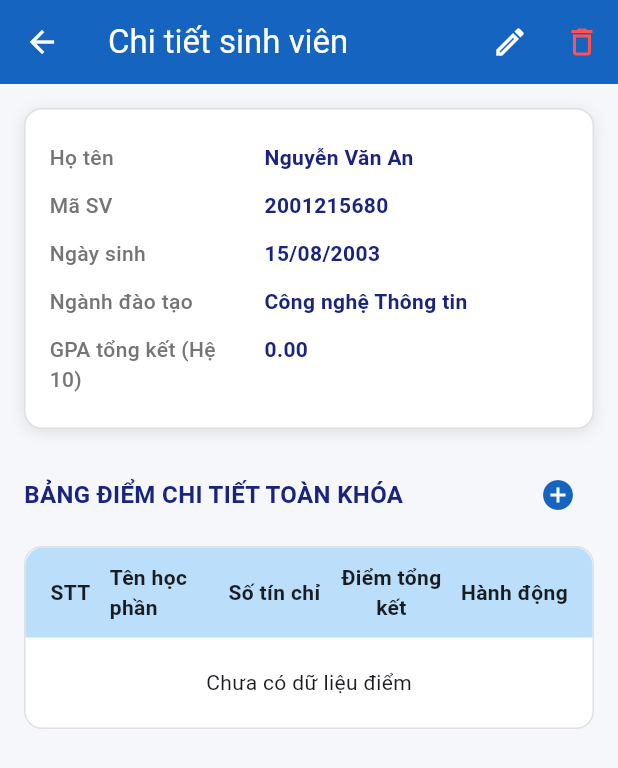
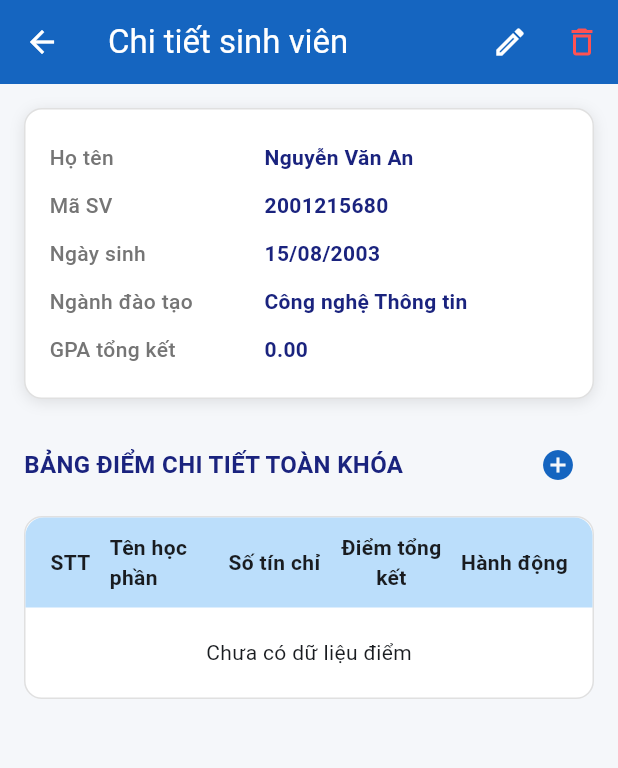
Before and after one commit to thanhtung111205/ThucHanhSo5_G12, a Flutter app: the screen it shows after launch, after a tap on an icon or button, on a phone screen of 412 x 824 dp. Shown: the top 768 px of the screen. Run offline on Flutter 3.47's test engine with Material 3 defaults, Android fonts, the phone set to English and light mode, and no system bars; our stand-ins replace cloud_firestore, firebase_core; accounts and stored records are empty.

Commit message:
fix: logic tính gpa hệ 4, lỗi fe filterbar, logic filter gpa

```diff
--- a/lib/providers/gpa_provider.dart
+++ b/lib/providers/gpa_provider.dart
@@ -2,6 +2,7 @@ import 'package:flutter/material.dart';
 import '../models/subject.dart';
 import '../models/student.dart';
 import 'student_provider.dart';
+import '../utils/gpa_calculator.dart';
 
 class GpaProvider with ChangeNotifier {
   // Map lưu trữ danh sách môn học theo ID sinh viên để quản lý state cục bộ
@@ -21,7 +22,7 @@ class GpaProvider with ChangeNotifier {
     final subjects = getSubjects(student);
     if (subjects.isEmpty) return 0.0;
 
-    double totalPoints = subjects.fold(0, (sum, item) => sum + (item.score * item.credits));
+    double totalPoints = subjects.fold(0, (sum, item) => sum + (GpaCalculator.convertTo4Scale(item.score) * item.credits));
     int totalCredits = subjects.fold(0, (sum, item) => sum + item.credits);
 
     return totalPoints / totalCredits;
--- a/lib/screens/detail/student_detail_screen.dart
+++ b/lib/screens/detail/student_detail_screen.dart
@@ -184,7 +184,7 @@ class StudentDetailScreen extends StatelessWidget {
                             ),
                             _buildInfoItem('Ngành đào tạo', currentStudent.major),
                             _buildInfoItem(
-                              'GPA tổng kết (Hệ 10)',
+                              'GPA tổng kết',
                               gpa.toStringAsFixed(2),
                             ),
                           ],
--- a/lib/screens/home/home_screen.dart
+++ b/lib/screens/home/home_screen.dart
@@ -21,7 +21,6 @@ import '../../widgets/search_filter_bar.dart';
 import '../../providers/student_provider.dart';
 import '../../providers/gpa_provider.dart';
 import 'home_view_model.dart';
-import '../../widgets/search_filter_bar.dart';
 
 class HomeScreen extends StatefulWidget {
   const HomeScreen({super.key});
@@ -31,6 +30,40 @@ class HomeScreen extends StatefulWidget {
 }
 
 class _HomeScreenState extends State<HomeScreen> {
+  static const double _searchFilterHeight = 142;
+
+  Widget _buildSearchFilter(HomeViewModel viewModel) {
+    return SizedBox(
+      height: _searchFilterHeight,
+      child: SearchFilterBar(
+        onSearchChanged: (searchText) {
+          context.read<HomeViewModel>().filterBySearch(searchText);
+        },
+        onMajorFilterChanged: (major) {
+          context.read<HomeViewModel>().filterByMajor(major);
+        },
+        onGpaFilterChanged: (gpaRange) {
+          context.read<HomeViewModel>().filterByGpaRange(gpaRange);
+        },
+        majors: viewModel.uniqueMajors,
+      ),
+    );
+  }
+
+  SliverAppBar _buildStickySearchFilterBar(HomeViewModel viewModel) {
+    return SliverAppBar(
+      pinned: true,
+      floating: false,
+      snap: false,
+      backgroundColor: Colors.white,
+      elevation: 2,
+      automaticallyImplyLeading: false,
+      toolbarHeight: _searchFilterHeight,
+      titleSpacing: 0,
+      title: _buildSearchFilter(viewModel),
+    );
+  }
+
   @override
   void initState() {
     super.initState();
@@ -132,35 +165,15 @@ class _HomeScreenState extends State<HomeScreen> {
           }
 
           // ─── State 3: Danh sách rỗng ─────────────────────────
-          if (viewModel.students.isEmpty && !viewModel.isLoading && !viewModel.hasError) {
+          if (viewModel.students.isEmpty &&
+              !viewModel.isLoading &&
+              !viewModel.hasError) {
             return RefreshIndicator(
               onRefresh: () => viewModel.fetchStudents(),
               color: AppColors.primary,
               child: CustomScrollView(
                 slivers: [
-                  // ✅ SliverAppBar - Sticky Search Bar (luôn hiển thị)
-                  SliverAppBar(
-                    floating: true,
-                    snap: true,
-                    backgroundColor: Colors.white,
-                    elevation: 2,
-                    toolbarHeight: 180,
-                    automaticallyImplyLeading: false,
-                    flexibleSpace: FlexibleSpaceBar(
-                      background: SearchFilterBar(
-                        onSearchChanged: (searchText) {
-                          context.read<HomeViewModel>().filterBySearch(searchText);
-                        },
-                        onMajorFilterChanged: (major) {
-                          context.read<HomeViewModel>().filterByMajor(major);
-                        },
-                        onGpaFilterChanged: (gpaRange) {
-                          context.read<HomeViewModel>().filterByGpaRange(gpaRange);
-                        },
-                        majors: viewModel.uniqueMajors,
-                      ),
-                    ),
-                  ),
+                  _buildStickySearchFilterBar(viewModel),
                   // ─── Empty State ──────────────────────────────
                   SliverFillRemaining(
                     child: Center(
@@ -205,29 +218,7 @@ class _HomeScreenState extends State<HomeScreen> {
             color: AppColors.primary,
             child: CustomScrollView(
               slivers: [
-                // ✅ SliverAppBar - Sticky Search Bar
-                SliverAppBar(
-                  floating: true,
-                  snap: true,
-                  backgroundColor: Colors.white,
-                  elevation: 2,
-                  toolbarHeight: 180,
-                  automaticallyImplyLeading: false,
-                  flexibleSpace: FlexibleSpaceBar(
-                    background: SearchFilterBar(
-                      onSearchChanged: (searchText) {
-                        context.read<HomeViewModel>().filterBySearch(searchText);
-                      },
-                      onMajorFilterChanged: (major) {
-                        context.read<HomeViewModel>().filterByMajor(major);
-                      },
-                      onGpaFilterChanged: (gpaRange) {
-                        context.read<HomeViewModel>().filterByGpaRange(gpaRange);
-                      },
-                      majors: viewModel.uniqueMajors,
-                    ),
-                  ),
-                ),
+                _buildStickySearchFilterBar(viewModel),
 
                 SliverList(
                   delegate: SliverChildBuilderDelegate((context, index) {
@@ -242,7 +233,9 @@ class _HomeScreenState extends State<HomeScreen> {
                         alignment: Alignment.centerRight,
                         padding: const EdgeInsets.symmetric(horizontal: 24),
                         margin: const EdgeInsets.symmetric(
-                          horizontal: 16, vertical: 6),
+                          horizontal: 16,
+                          vertical: 6,
+                        ),
                         decoration: BoxDecoration(
                           color: AppColors.error,
                           borderRadius: BorderRadius.circular(16),
@@ -250,14 +243,20 @@ class _HomeScreenState extends State<HomeScreen> {
                         child: const Column(
                           mainAxisAlignment: MainAxisAlignment.center,
                           children: [
-                            Icon(Icons.delete_outline,
-                                color: Colors.white, size: 28),
+                            Icon(
+                              Icons.delete_outline,
+                              color: Colors.white,
+                              size: 28,
+                            ),
                             SizedBox(height: 4),
-                            Text('Xóa',
+                            Text(
+                              'Xóa',
                               style: TextStyle(
                                 color: Colors.white,
                                 fontWeight: FontWeight.bold,
-                                    fontSize: 12)),
+                                fontSize: 12,
+                              ),
+                            ),
                           ],
                         ),
                       ),
@@ -267,33 +266,39 @@ class _HomeScreenState extends State<HomeScreen> {
                           context: context,
                           builder: (ctx) => AlertDialog(
                             shape: RoundedRectangleBorder(
-                              borderRadius: BorderRadius.circular(16)),
-                            title: const Row(children: [
-                              Icon(Icons.warning_amber_rounded,
-                                  color: AppColors.error),
+                              borderRadius: BorderRadius.circular(16),
+                            ),
+                            title: const Row(
+                              children: [
+                                Icon(
+                                  Icons.warning_amber_rounded,
+                                  color: AppColors.error,
+                                ),
                                 SizedBox(width: 8),
                                 Text('Xác nhận xóa'),
-                            ]),
+                              ],
+                            ),
                             content: Text(
                               'Bạn có chắc chắn muốn xóa sinh viên "${student.name}" không?',
                             ),
                             actions: [
                               TextButton(
-                                onPressed: () =>
-                                    Navigator.of(ctx).pop(false),
-                                child: const Text('Hủy',
+                                onPressed: () => Navigator.of(ctx).pop(false),
+                                child: const Text(
+                                  'Hủy',
                                   style: TextStyle(
-                                        color: AppColors.textSecondary)),
+                                    color: AppColors.textSecondary,
+                                  ),
+                                ),
                               ),
                               ElevatedButton(
-                                onPressed: () =>
-                                    Navigator.of(ctx).pop(true),
+                                onPressed: () => Navigator.of(ctx).pop(true),
                                 style: ElevatedButton.styleFrom(
                                   backgroundColor: AppColors.error,
                                   foregroundColor: Colors.white,
                                   shape: RoundedRectangleBorder(
-                                    borderRadius:
-                                        BorderRadius.circular(10)),
+                                    borderRadius: BorderRadius.circular(10),
+                                  ),
                                 ),
                                 child: const Text('Xóa'),
                               ),
@@ -309,15 +314,18 @@ class _HomeScreenState extends State<HomeScreen> {
                         if (context.mounted) {
                           ScaffoldMessenger.of(context).showSnackBar(
                             SnackBar(
-                              content: Text(success
+                              content: Text(
+                                success
                                     ? '✓ Đã xóa sinh viên ${student.name}'
-                                  : 'Xóa thất bại. Vui lòng thử lại.'),
+                                    : 'Xóa thất bại. Vui lòng thử lại.',
+                              ),
                               backgroundColor: success
                                   ? AppColors.success
                                   : AppColors.error,
                               behavior: SnackBarBehavior.floating,
                               shape: RoundedRectangleBorder(
-                                borderRadius: BorderRadius.circular(10)),
+                                borderRadius: BorderRadius.circular(10),
+                              ),
                             ),
                           );
                         }
--- a/lib/widgets/search_filter_bar.dart
+++ b/lib/widgets/search_filter_bar.dart
@@ -12,7 +12,12 @@ class SearchFilterBar extends StatefulWidget {
     required this.onSearchChanged,
     required this.onMajorFilterChanged,
     required this.onGpaFilterChanged,
-    this.majors = const ['Công Nghệ Thông Tin', 'Kinh Tế', 'Quản Lý', 'Kỹ Thuật'],
+    this.majors = const [
+      'Công Nghệ Thông Tin',
+      'Kinh Tế',
+      'Quản Lý',
+      'Kỹ Thuật',
+    ],
   });
 
   @override
@@ -52,7 +57,7 @@ class _SearchFilterBarState extends State<SearchFilterBar> {
   Widget build(BuildContext context) {
     return Container(
       color: Colors.white,
-      padding: const EdgeInsets.symmetric(vertical: 12, horizontal: 16),
+      padding: const EdgeInsets.symmetric(vertical: 8, horizontal: 16),
       child: Column(
         mainAxisSize: MainAxisSize.min,
         children: [
@@ -61,7 +66,10 @@ class _SearchFilterBarState extends State<SearchFilterBar> {
             controller: _searchController,
             decoration: InputDecoration(
               hintText: 'Tìm kiếm tên, mã sinh viên...',
-              prefixIcon: const Icon(Icons.search, color: AppColors.textSecondary),
+              prefixIcon: const Icon(
+                Icons.search,
+                color: AppColors.textSecondary,
+              ),
               suffixIcon: _searchController.text.isNotEmpty
                   ? IconButton(
                       icon: const Icon(Icons.clear),
@@ -80,9 +88,15 @@ class _SearchFilterBarState extends State<SearchFilterBar> {
               ),
               focusedBorder: OutlineInputBorder(
                 borderRadius: BorderRadius.circular(10),
-                borderSide: const BorderSide(color: AppColors.primary, width: 2),
+                borderSide: const BorderSide(
+                  color: AppColors.primary,
+                  width: 2,
                 ),
-              contentPadding: const EdgeInsets.symmetric(horizontal: 12, vertical: 12),
+              ),
+              contentPadding: const EdgeInsets.symmetric(
+                horizontal: 12,
+                vertical: 10,
+              ),
             ),
             onChanged: (value) {
               setState(() {});
@@ -92,6 +106,7 @@ class _SearchFilterBarState extends State<SearchFilterBar> {
 
           // Filter Dropdowns
           Row(
+            crossAxisAlignment: CrossAxisAlignment.center,
             children: [
               // Major Filter
               Expanded(
@@ -101,24 +116,15 @@ class _SearchFilterBarState extends State<SearchFilterBar> {
                     border: Border.all(color: AppColors.divider),
                     borderRadius: BorderRadius.circular(10),
                   ),
+                  child: DropdownButtonHideUnderline(
                     child: DropdownButton<String>(
                       isExpanded: true,
-                    underline: const SizedBox.shrink(),
-                    hint: const Row(
-                      children: [
-                        Icon(Icons.school, size: 18, color: AppColors.textSecondary),
-                        SizedBox(width: 8),
-                        Text(
-                          'Chọn ngành',
-                          style: TextStyle(color: AppColors.textSecondary),
-                        ),
-                      ],
-                    ),
+                      hint: const Text('Chọn ngành'),
                       value: _selectedMajor,
                       items: widget.majors.map((String major) {
                         return DropdownMenuItem<String>(
                           value: major,
-                        child: Text(major),
+                          child: Text(major, overflow: TextOverflow.ellipsis),
                         );
                       }).toList(),
                       onChanged: (String? newValue) {
@@ -127,6 +133,7 @@ class _SearchFilterBarState extends State<SearchFilterBar> {
                         });
                         widget.onMajorFilterChanged(newValue);
                       },
+                    ),
                   ),
                 ),
               ),
@@ -140,24 +147,15 @@ class _SearchFilterBarState extends State<SearchFilterBar> {
                     border: Border.all(color: AppColors.divider),
                     borderRadius: BorderRadius.circular(10),
                   ),
+                  child: DropdownButtonHideUnderline(
                     child: DropdownButton<String>(
                       isExpanded: true,
-                    underline: const SizedBox.shrink(),
-                    hint: const Row(
-                      children: [
-                        Icon(Icons.trending_up, size: 18, color: AppColors.textSecondary),
-                        SizedBox(width: 8),
-                        Text(
-                          'Khoảng GPA',
-                          style: TextStyle(color: AppColors.textSecondary),
-                        ),
-                      ],
-                    ),
+                      hint: const Text('Khoảng GPA'),
                       value: _selectedGpaRange,
                       items: _gpaRanges.map((String range) {
                         return DropdownMenuItem<String>(
                           value: range,
-                        child: Text(range),
+                          child: Text(range, overflow: TextOverflow.ellipsis),
                         );
                       }).toList(),
                       onChanged: (String? newValue) {
@@ -171,15 +169,14 @@ class _SearchFilterBarState extends State<SearchFilterBar> {
                     ),
                   ),
                 ),
+              ),
 
               // Clear Filter Button
               if (_selectedMajor != null || _selectedGpaRange != null)
-                ...[
-                  const SizedBox(width: 8),
-                  IconButton(
-                    icon: const Icon(Icons.clear, color: AppColors.error),
-                    tooltip: 'Xóa bộ lọc',
-                    onPressed: () {
+                Padding(
+                  padding: const EdgeInsets.only(left: 8.0),
+                  child: InkWell(
+                    onTap: () {
                       setState(() {
                         _selectedMajor = null;
                         _selectedGpaRange = null;
@@ -187,8 +184,9 @@ class _SearchFilterBarState extends State<SearchFilterBar> {
                       widget.onMajorFilterChanged(null);
                       widget.onGpaFilterChanged(null);
                     },
+                    child: const Icon(Icons.clear, color: AppColors.error),
                   ),
-                ],
+                ),
             ],
           ),
         ],
--- a/lib/widgets/student_card.dart
+++ b/lib/widgets/student_card.dart
@@ -12,21 +12,6 @@ class StudentCard extends StatelessWidget {
     this.onTap,
   });
 
-  // Tính GPA thật sự từ danh sách môn học, nếu không có môn nào thì trả về 0.0
-  double _calculateRealGpa() {
-    if (student.subjects.isEmpty) return 0.0;
-
-    double totalPoints = 0;
-    int totalCredits = 0;
-
-    for (var subject in student.subjects) {
-      totalPoints += (subject.score * subject.credits);
-      totalCredits += subject.credits;
-    }
-
-    return totalCredits > 0 ? totalPoints / totalCredits : 0.0;
-  }
-
   Color _gpaColor(double gpa) {
     if (gpa >= 3.5) return AppColors.gpaExcellent;
     if (gpa >= 3.0) return AppColors.gpaGood;
@@ -36,7 +21,7 @@ class StudentCard extends StatelessWidget {
 
   @override
   Widget build(BuildContext context) {
-    final realGpa = _calculateRealGpa();
+    final realGpa = student.gpa;
 
     return Padding(
       padding: const EdgeInsets.symmetric(horizontal: 16, vertical: 6),
```
Also changed, not shown: lib/screens/home/home_view_model.dart (+21 -14 lines), lib/utils/gpa_calculator.dart (+9 -1 lines). Lines whose indentation alone changed are shown as unchanged.
